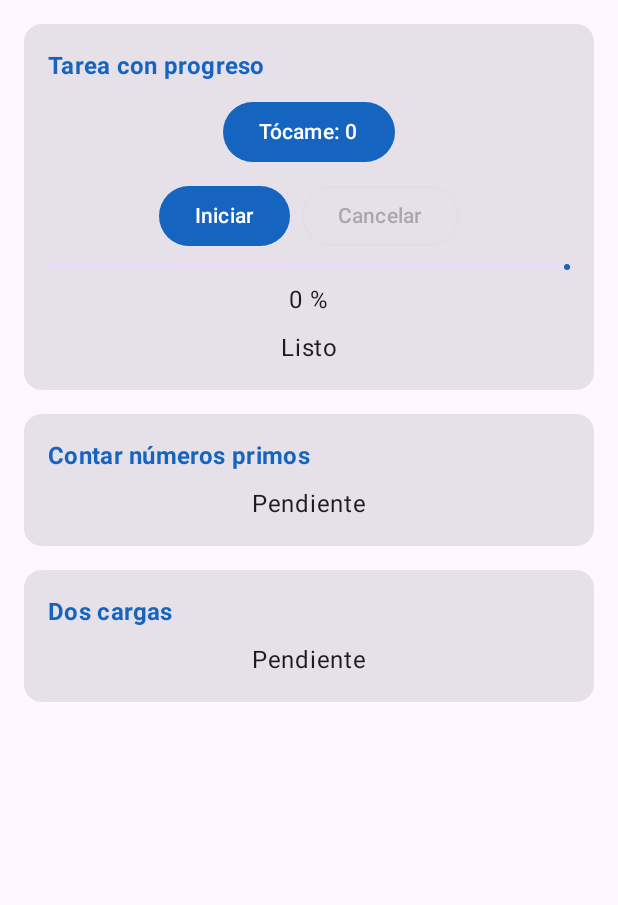
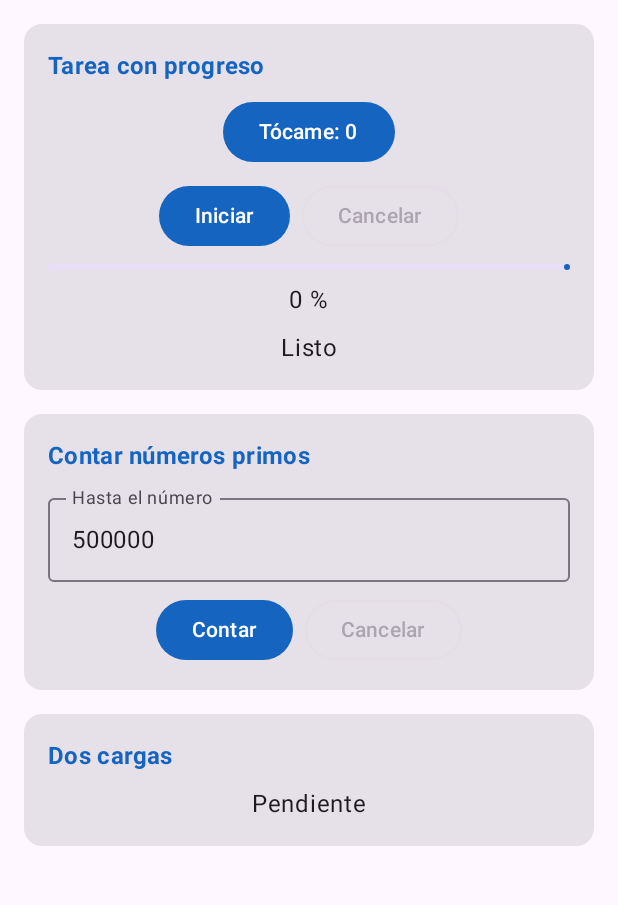
Before and after one commit to carlosjunco2025/CentroTareas, an Android app built with Jetpack Compose: the screen it shows after launch (MainActivity), on a phone screen of 412 x 824 dp, the part 96-1001 px from its top. Run offline under Robolectric (Android 15) with nearby library versions, the phone set to English and light mode, and no system bars.

Commit message:
feat(primos): cuenta primos en Dispatchers.Default con cancelacion

```diff
--- a/app/src/main/java/com/junco/centrotareas/ui/PantallaTareas.kt
+++ b/app/src/main/java/com/junco/centrotareas/ui/PantallaTareas.kt
@@ -1,6 +1,7 @@
 package com.junco.centrotareas.ui
 
 import androidx.compose.foundation.layout.Arrangement
+import androidx.compose.foundation.background
 import androidx.compose.foundation.layout.Column
 import androidx.compose.foundation.layout.ColumnScope
 import androidx.compose.foundation.layout.Row
@@ -8,13 +9,17 @@ import androidx.compose.foundation.layout.fillMaxSize
 import androidx.compose.foundation.layout.fillMaxWidth
 import androidx.compose.foundation.layout.padding
 import androidx.compose.foundation.rememberScrollState
+import androidx.compose.foundation.shape.RoundedCornerShape
+import androidx.compose.foundation.text.KeyboardOptions
 import androidx.compose.foundation.verticalScroll
 import androidx.compose.material3.Button
 import androidx.compose.material3.Card
+import androidx.compose.material3.CircularProgressIndicator
 import androidx.compose.material3.ExperimentalMaterial3Api
 import androidx.compose.material3.LinearProgressIndicator
 import androidx.compose.material3.MaterialTheme
 import androidx.compose.material3.OutlinedButton
+import androidx.compose.material3.OutlinedTextField
 import androidx.compose.material3.Scaffold
 import androidx.compose.material3.Text
 import androidx.compose.material3.TopAppBar
@@ -23,12 +28,18 @@ import androidx.compose.runtime.Composable
 import androidx.compose.runtime.collectAsState
 import androidx.compose.runtime.getValue
 import androidx.compose.runtime.mutableIntStateOf
+import androidx.compose.runtime.mutableStateOf
 import androidx.compose.runtime.saveable.rememberSaveable
 import androidx.compose.runtime.setValue
 import androidx.compose.ui.Alignment
+import androidx.compose.ui.text.style.TextAlign
 import androidx.compose.ui.Modifier
 import androidx.compose.ui.text.font.FontWeight
+import androidx.compose.ui.text.input.KeyboardType
 import androidx.compose.ui.unit.dp
+import com.junco.centrotareas.model.PrimosUi
+import com.junco.centrotareas.ui.theme.VerdeExito
+import com.junco.centrotareas.ui.theme.VerdeExitoTexto
 import com.junco.centrotareas.viewmodel.TareasViewModel
 
 @OptIn(ExperimentalMaterial3Api::class)
@@ -37,6 +48,13 @@ fun PantallaTareas(vm: TareasViewModel) {
     val mensaje by vm.mensaje.collectAsState()
     val progreso by vm.progreso.collectAsState()
     val corriendo by vm.corriendo.collectAsState()
+    val primos by vm.primos.collectAsState()
+
+    // Texto del campo numérico de los primos
+    var textoHasta by rememberSaveable { mutableStateOf("500000") }
+
+    // Número con el que se hizo el último conteo, para mostrarlo en el resultado
+    var hastaContado by rememberSaveable { mutableIntStateOf(0) }
 
     // Contador del botón Tócame (es solo de la pantalla)
     var toques by rememberSaveable { mutableIntStateOf(0) }
@@ -92,8 +110,52 @@ fun PantallaTareas(vm: TareasViewModel) {
             }
 
             TarjetaTarea(titulo = "Contar números primos") {
-                // TODO Paso 5: campo numérico, botones Contar / Cancelar y resultado
-                Text("Pendiente")
+                // Solo se acepta un número entero mayor o igual a 2
+                val hasta = textoHasta.toIntOrNull()
+                val numeroValido = hasta != null && hasta >= 2
+                val calculando = primos is PrimosUi.Calculando
+
+                OutlinedTextField(
+                    value = textoHasta,
+                    onValueChange = { textoHasta = it },
+                    label = { Text("Hasta el número") },
+                    keyboardOptions = KeyboardOptions(keyboardType = KeyboardType.Number),
+                    singleLine = true,
+                    modifier = Modifier.fillMaxWidth()
+                )
+
+                Row(horizontalArrangement = Arrangement.spacedBy(8.dp)) {
+                    Button(
+                        onClick = {
+                            if (hasta != null) {
+                                hastaContado = hasta
+                                vm.contar(hasta)
+                            }
+                        },
+                        enabled = numeroValido && !calculando
+                    ) {
+                        Text("Contar")
+                    }
+                    OutlinedButton(
+                        onClick = { vm.cancelarPrimos() },
+                        enabled = calculando
+                    ) {
+                        Text("Cancelar")
+                    }
+                }
+
+                when (val p = primos) {
+                    is PrimosUi.Inicial -> {}
+                    is PrimosUi.Calculando -> {
+                        CircularProgressIndicator()
+                        Text("Calculando...")
+                    }
+                    is PrimosUi.Listo -> RecuadroExito(
+                        titulo = "Primos hasta $hastaContado: ${p.cantidad}",
+                        detalle = "Tiempo: ${p.milisegundos} ms"
+                    )
+                    is PrimosUi.Cancelado -> Text("Cancelado")
+                }
             }
 
             TarjetaTarea(titulo = "Dos cargas") {
@@ -124,3 +186,18 @@ fun TarjetaTarea(titulo: String, contenido: @Composable ColumnScope.() -> Unit)
         }
     }
 }
+
+// Recuadro verde para mostrar un resultado: título en negrita y el detalle debajo, centrados
+@Composable
+fun RecuadroExito(titulo: String, detalle: String) {
+    Column(
+        modifier = Modifier
+            .fillMaxWidth()
+            .background(VerdeExito, RoundedCornerShape(8.dp))
+            .padding(12.dp),
+        horizontalAlignment = Alignment.CenterHorizontally
+    ) {
+        Text(titulo, color = VerdeExitoTexto, fontWeight = FontWeight.Bold, textAlign = TextAlign.Center)
+        Text(detalle, color = VerdeExitoTexto, textAlign = TextAlign.Center)
+    }
+}
```
Also changed, not shown: app/src/main/java/com/junco/centrotareas/data/TareasRepositoryLocal.kt (+25 -3 lines), app/src/main/java/com/junco/centrotareas/viewmodel/TareasViewModel.kt (+27 -1 lines).
